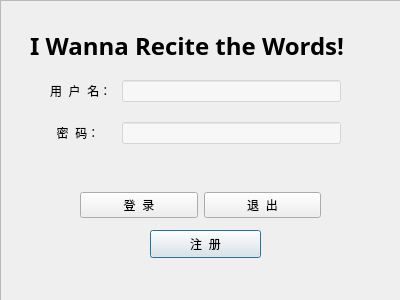
Qt form logindlg.ui (OOPtaskgroup/dictionary) before a commit.
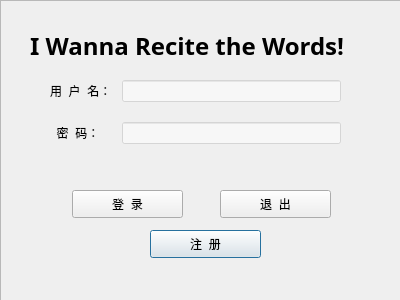
The same form after that commit. Icons and pictures are not drawn.

The edit to the form file:
```diff
--- a/logindlg.ui
+++ b/logindlg.ui
@@ -26,35 +26,6 @@
     <string>注  册</string>
    </property>
   </widget>
-  <widget class="QWidget" name="horizontalLayoutWidget">
-   <property name="geometry">
-    <rect>
-     <x>80</x>
-     <y>180</y>
-     <width>241</width>
-     <height>51</height>
-    </rect>
-   </property>
-   <layout class="QHBoxLayout" name="horizontalLayout">
-    <item>
-     <widget class="QPushButton" name="loginBtn">
-      <property name="styleSheet">
-       <string notr="true"/>
-      </property>
-      <property name="text">
-       <string>登  录</string>
-      </property>
-     </widget>
-    </item>
-    <item>
-     <widget class="QPushButton" name="exitBtn">
-      <property name="text">
-       <string>退  出</string>
-      </property>
-     </widget>
-    </item>
-   </layout>
-  </widget>
   <widget class="QWidget" name="formLayoutWidget">
    <property name="geometry">
     <rect>
@@ -122,6 +93,38 @@
    <property name="frameShadow">
     <enum>QFrame::Raised</enum>
    </property>
+   <widget class="QPushButton" name="exitBtn">
+    <property name="geometry">
+     <rect>
+      <x>220</x>
+      <y>190</y>
+      <width>111</width>
+      <height>28</height>
+     </rect>
+    </property>
+    <property name="styleSheet">
+     <string notr="true">border-image: url(:/image/buttons/2-0btn_33.png);</string>
+    </property>
+    <property name="text">
+     <string>退  出</string>
+    </property>
+   </widget>
+   <widget class="QPushButton" name="loginBtn">
+    <property name="geometry">
+     <rect>
+      <x>72</x>
+      <y>190</y>
+      <width>111</width>
+      <height>28</height>
+     </rect>
+    </property>
+    <property name="styleSheet">
+     <string notr="true">border-image: url(:/image/buttons/2-0btn_33.png);</string>
+    </property>
+    <property name="text">
+     <string>登  录</string>
+    </property>
+   </widget>
   </widget>
   <widget class="QLabel" name="label_3">
    <property name="geometry">
```
Left out of the diff: 3 changed lines with no effect on the pictures.
